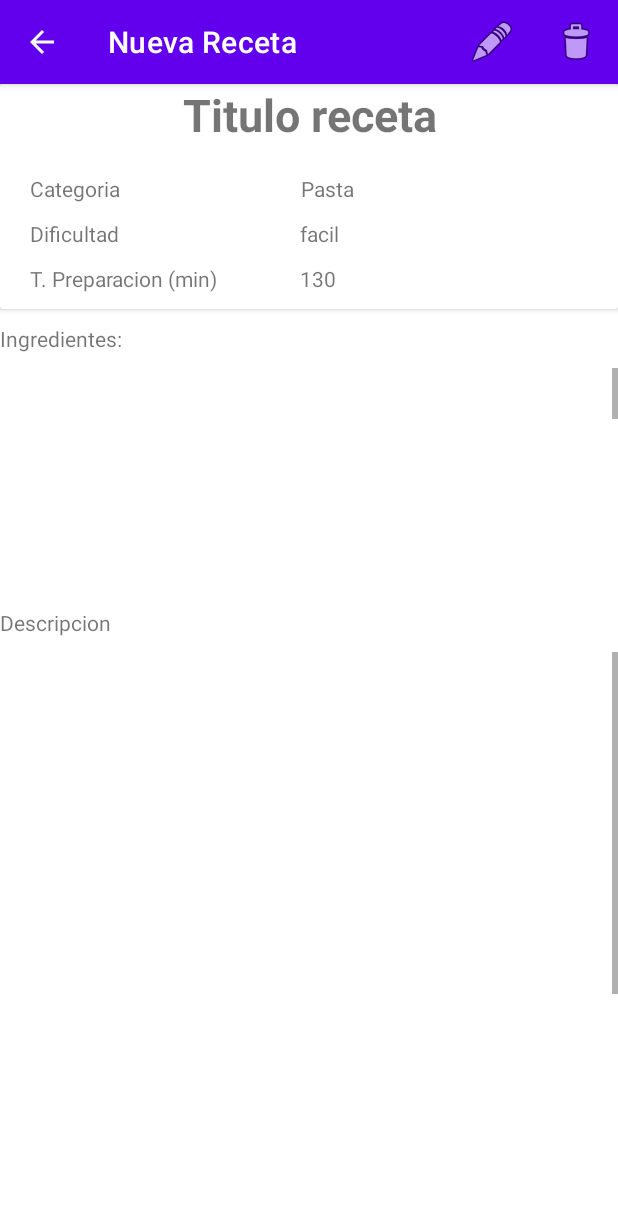
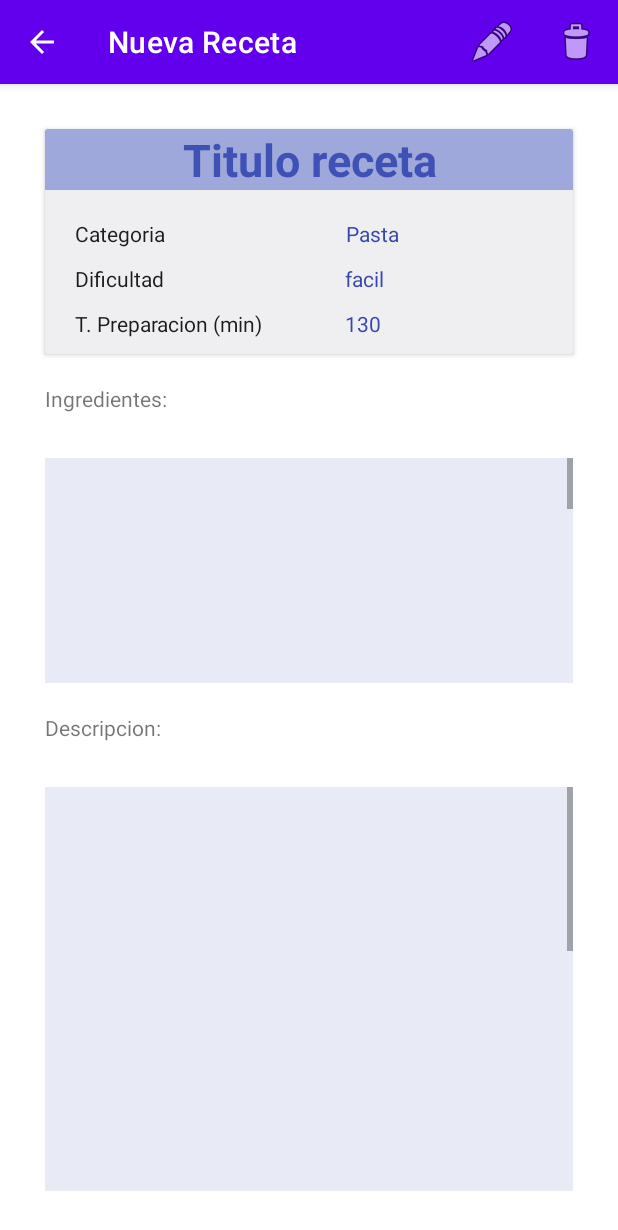
Before and after one commit to mariaroda76/EJERCICIO_FINAL, an Android app: the DetailRecetaFragment screen opened through its navigation route, on a phone screen of 412 x 824 dp. Shown: the top 1230 px of the screen. Run offline under Robolectric (Android 15) with nearby library versions, the phone set to English and light mode, and no system bars.

Commit message:
aspecto_correcto

```diff
--- a/app/src/main/java/com/example/finaldi/ThirdFragment.kt
+++ b/app/src/main/java/com/example/finaldi/ThirdFragment.kt
@@ -108,6 +108,10 @@ class ThirdFragment : Fragment() {
 
         if (tiempo.isEmpty()) {
             errores += "La debes asignar un tiempo a tu receta!\n"
+        }
+
+        if ((dificultad.toInt() > 240 ) || (dificultad.toInt() < 5 )) {
+            errores += "El tiempo debe estar entre 5 y 240 minutos\n"
         }
 
         if (dificultad.isEmpty()) {
--- a/app/src/main/res/layout/fragment_detail_receta.xml
+++ b/app/src/main/res/layout/fragment_detail_receta.xml
@@ -11,6 +11,9 @@
         android:id="@+id/crd_detalles"
         android:layout_width="match_parent"
         android:layout_height="150dp"
+        android:layout_margin="30dp"
+        android:background="#E8E2E2"
+        app:cardBackgroundColor="#EFEFF1"
         app:layout_constraintTop_toTopOf="parent"
         tools:layout_editor_absoluteX="101dp">
 
@@ -18,16 +21,20 @@
             android:id="@+id/tv_detailReceta_titulo"
             android:layout_width="match_parent"
             android:layout_height="wrap_content"
+            android:background="#9FA8DA"
             android:text="Titulo receta"
             android:textAlignment="center"
+            android:textColor="#3F51B5"
             android:textSize="30sp"
-            android:textStyle="bold" />
+            android:textStyle="bold"
+            app:drawableTint="#3F51B5" />
 
         <TextView
             android:id="@+id/label_categoria"
             android:layout_width="wrap_content"
             android:layout_height="wrap_content"
             android:text="Categoria"
+            android:textColor="#1C1C1C"
             android:translationX="20dp"
             android:translationY="60dp" />
 
@@ -37,6 +44,7 @@
             android:layout_height="wrap_content"
             android:layout_marginTop="10dp"
             android:text="Dificultad"
+            android:textColor="#1C1C1C"
             android:translationX="20dp"
             android:translationY="80dp" />
 
@@ -46,6 +54,7 @@
             android:layout_height="wrap_content"
             android:layout_marginTop="10dp"
             android:text="T. Preparacion (min)"
+            android:textColor="#1C1C1C"
             android:translationX="20dp"
             android:translationY="110dp" />
 
@@ -55,6 +64,7 @@
             android:layout_height="wrap_content"
             android:text="Pasta"
             android:textAlignment="textEnd"
+            android:textColor="#3949AB"
             android:translationX="200dp"
             android:translationY="60dp" />
 
@@ -65,6 +75,7 @@
             android:layout_marginTop="10dp"
             android:text="facil"
             android:textAlignment="textEnd"
+            android:textColor="#3949AB"
             android:translationX="200dp"
             android:translationY="80dp" />
 
@@ -75,6 +86,7 @@
             android:layout_marginTop="10dp"
             android:text="130"
             android:textAlignment="textEnd"
+            android:textColor="#3949AB"
             android:translationX="200dp"
             android:translationY="110dp" />
 
@@ -82,20 +94,25 @@
 
     <TextView
         android:id="@+id/label_ingredientes"
-        android:layout_width="match_parent"
+        android:layout_width="100dp"
         android:layout_height="wrap_content"
-        android:layout_marginTop="10dp"
+        android:layout_marginStart="30dp"
+        android:layout_marginTop="20dp"
         android:text="Ingredientes:"
+        app:layout_constraintStart_toStartOf="parent"
         app:layout_constraintTop_toBottomOf="@+id/crd_detalles" />
 
     <ScrollView
         android:id="@+id/scr_ingredientes"
         android:layout_width="match_parent"
         android:layout_height="150dp"
-        android:layout_marginTop="10dp"
+        android:layout_margin="30dp"
+        android:background="#E8EAF6"
+        android:outlineProvider="paddedBounds"
         android:translationY="00dp"
-        app:layout_constraintTop_toBottomOf="@+id/label_ingredientes"
-        tools:layout_editor_absoluteX="16dp">
+        app:layout_constraintEnd_toEndOf="parent"
+        app:layout_constraintStart_toStartOf="parent"
+        app:layout_constraintTop_toBottomOf="@+id/label_ingredientes">
 
         <EditText
             android:id="@+id/multiLine_ingredientes"
@@ -103,28 +120,35 @@
             android:layout_height="wrap_content"
             android:ems="10"
             android:gravity="start|top"
+            android:inputType="none"
             android:lines="30"
+
             android:scrollbars="vertical"
-
-            android:inputType="none"
-            android:scrollHorizontally="false" />
+            android:scrollHorizontally="false"
+            android:textColor="#1C1C1C" />
     </ScrollView>
 
     <TextView
         android:id="@+id/label_descripcion"
-        android:layout_width="match_parent"
+        android:layout_width="100dp"
         android:layout_height="wrap_content"
-        android:layout_marginTop="10dp"
-        android:text="Descripcion"
-        app:layout_constraintTop_toBottomOf="@+id/scr_ingredientes"
-        tools:layout_editor_absoluteX="40dp" />
+        android:layout_marginStart="30dp"
+        android:layout_marginTop="20dp"
+        android:text="Descripcion: "
+        app:layout_constraintStart_toStartOf="parent"
+        app:layout_constraintTop_toBottomOf="@+id/scr_ingredientes" />
 
     <ScrollView
         android:id="@+id/scr_descripcion"
         android:layout_width="match_parent"
         android:layout_height="0dp"
-        android:layout_marginTop="10dp"
+        android:layout_margin="30dp"
+        android:layout_marginBottom="50dp"
+        android:background="#E8EAF6"
+        android:outlineProvider="paddedBounds"
         app:layout_constraintBottom_toBottomOf="parent"
+        app:layout_constraintEnd_toEndOf="parent"
+        app:layout_constraintStart_toStartOf="parent"
         app:layout_constraintTop_toBottomOf="@+id/label_descripcion">
 
         <EditText
@@ -133,11 +157,12 @@
             android:layout_height="wrap_content"
             android:ems="10"
             android:gravity="start|top"
+            android:inputType="none"
             android:lines="30"
+
             android:scrollbars="vertical"
-
-            android:inputType="none"
-            android:scrollHorizontally="false" />
+            android:scrollHorizontally="false"
+            android:textColor="#1C1C1C" />
     </ScrollView>
 
 
--- a/app/src/main/res/layout/fragment_third.xml
+++ b/app/src/main/res/layout/fragment_third.xml
@@ -112,7 +112,7 @@
         android:layout_width="wrap_content"
         android:layout_height="wrap_content"
         android:layout_marginTop="15dp"
-        android:text="Tiempo (min)"
+        android:text="Tiempo (5 - 240 min)"
         android:textAlignment="center"
         app:layout_constraintEnd_toEndOf="@+id/fragment3_et_tiempo"
         app:layout_constraintStart_toStartOf="@+id/fragment3_et_tiempo"
```
